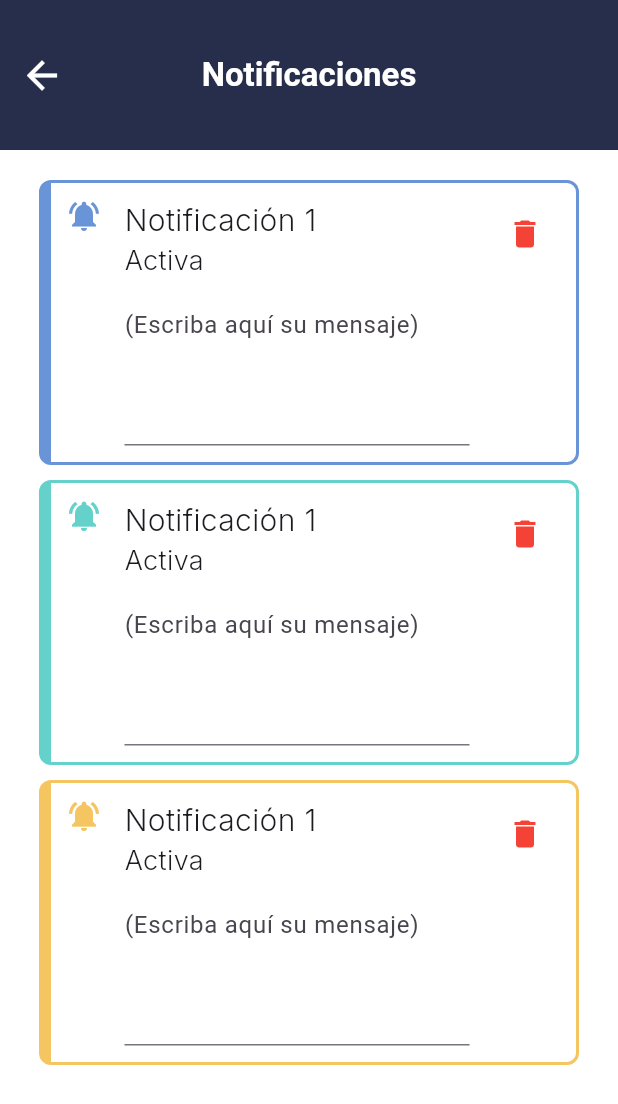
After one commit to jordansebastian23/PRO-FS-AppMovil, a Flutter app: the NotificationView screen opened directly, on a phone screen of 412 x 824 dp. The commit adds this screen. Shown: the top 1104 px of the screen. Run offline on Flutter 3.47's test engine with Material 3 defaults, Android fonts, the phone set to English and light mode, and no system bars; our stand-ins replace firebase_auth, firebase_core, flutter_map, google_fonts, google_sign_in, latlong2; accounts and stored records are empty.

Commit message:
add notification view

```diff
--- a/proyecto_feria/lib/ui/layouts/auth/auth_layout.dart
+++ b/proyecto_feria/lib/ui/layouts/auth/auth_layout.dart
@@ -1,12 +1,12 @@
 import 'package:firebase_auth/firebase_auth.dart';
 import 'package:flutter/material.dart';
-import 'package:proyecto_feria/ui/buttons/custom_outlined_button.dart';
+import 'package:proyecto_feria/ui/shared/buttons/custom_outlined_button.dart';
 import 'package:proyecto_feria/ui/layouts/auth/widgets/custom_divider.dart';
 import 'package:proyecto_feria/ui/layouts/auth/widgets/custom_title.dart';
 import 'package:proyecto_feria/ui/layouts/dashboard/dashboard_layout.dart';
 import 'package:proyecto_feria/ui/layouts/auth/form_create_account_view.dart';
 import 'package:proyecto_feria/ui/layouts/auth/form_login_whit_mail_view.dart';
-import 'package:proyecto_feria/constants/colors.dart';
+import 'package:proyecto_feria/ui/shared/colors.dart';
 import 'package:proyecto_feria/services/google_auth.dart';
 
 class AuthView extends StatelessWidget {
--- a/proyecto_feria/lib/ui/layouts/auth/form_create_account_view.dart
+++ b/proyecto_feria/lib/ui/layouts/auth/form_create_account_view.dart
@@ -1,7 +1,7 @@
 import 'package:flutter/material.dart';
-import 'package:proyecto_feria/ui/buttons/custom_outlined_button.dart';
+import 'package:proyecto_feria/ui/shared/buttons/custom_outlined_button.dart';
 import 'package:proyecto_feria/ui/layouts/auth/form_login_whit_mail_view.dart';
-import 'package:proyecto_feria/ui/inputs/custom_inputs.dart';
+import 'package:proyecto_feria/ui/shared/inputs/custom_inputs.dart';
 import 'package:proyecto_feria/ui/shared/link_text.dart';
 
 class CreateAccountView extends StatelessWidget {
--- a/proyecto_feria/lib/ui/layouts/auth/form_forget_password_view.dart
+++ b/proyecto_feria/lib/ui/layouts/auth/form_forget_password_view.dart
@@ -1,7 +1,7 @@
 import 'package:flutter/material.dart';
-import 'package:proyecto_feria/ui/buttons/custom_outlined_button.dart';
+import 'package:proyecto_feria/ui/shared/buttons/custom_outlined_button.dart';
 import 'package:proyecto_feria/ui/layouts/auth/form_login_whit_mail_view.dart';
-import 'package:proyecto_feria/ui/inputs/custom_inputs.dart';
+import 'package:proyecto_feria/ui/shared/inputs/custom_inputs.dart';
 import 'package:proyecto_feria/ui/layouts/auth/widgets/custom_texform_otp.dart';
 
 class ResetPasswordView extends StatelessWidget {
--- a/proyecto_feria/lib/ui/layouts/auth/form_login_whit_mail_view.dart
+++ b/proyecto_feria/lib/ui/layouts/auth/form_login_whit_mail_view.dart
@@ -1,9 +1,9 @@
 import 'package:flutter/material.dart';
-import 'package:proyecto_feria/ui/buttons/custom_outlined_button.dart';
+import 'package:proyecto_feria/ui/shared/buttons/custom_outlined_button.dart';
 import 'package:proyecto_feria/ui/layouts/dashboard/dashboard_layout.dart';
 import 'package:proyecto_feria/ui/layouts/auth/form_create_account_view.dart';
 import 'package:proyecto_feria/ui/layouts/auth/form_forget_password_view.dart';
-import 'package:proyecto_feria/ui/inputs/custom_inputs.dart';
+import 'package:proyecto_feria/ui/shared/inputs/custom_inputs.dart';
 import 'package:proyecto_feria/ui/shared/link_text.dart';
 
 class EmailLoginView extends StatelessWidget {
--- a/proyecto_feria/lib/ui/layouts/auth/widgets/custom_title.dart
+++ b/proyecto_feria/lib/ui/layouts/auth/widgets/custom_title.dart
@@ -1,6 +1,6 @@
 import 'package:flutter/material.dart';
 import 'package:google_fonts/google_fonts.dart';
-import 'package:proyecto_feria/constants/colors.dart';
+import 'package:proyecto_feria/ui/shared/colors.dart';
 
 class CustomTitle extends StatelessWidget {
   const CustomTitle({super.key});
--- a/proyecto_feria/lib/ui/layouts/dashboard/dashboard_layout.dart
+++ b/proyecto_feria/lib/ui/layouts/dashboard/dashboard_layout.dart
@@ -1,5 +1,6 @@
 import 'package:flutter/material.dart';
 import 'package:google_fonts/google_fonts.dart';
+import 'package:proyecto_feria/ui/layouts/dashboard/notification_view.dart';
 import 'package:proyecto_feria/ui/layouts/dashboard/tramitador/card_archives.dart';
 import 'package:proyecto_feria/ui/layouts/dashboard/widgets/custom_drawer.dart';
 import 'package:proyecto_feria/ui/layouts/dashboard/tramitador/card_payments.dart';
@@ -52,7 +53,9 @@ class _DashboardLayoutState extends State<DashboardLayout> {
           color: Colors.white,
         ),
         toolbarHeight: 120.0,
-        title: Text(
+        title: Row(
+          children: [
+            Text(
               'Bienvenido ${_userName ?? 'Cargando...'}!',
               style: GoogleFonts.libreFranklin(
                 textStyle: TextStyle(
@@ -61,6 +64,19 @@ class _DashboardLayoutState extends State<DashboardLayout> {
                   fontWeight: FontWeight.bold,
                 ),
               ),
+            ),
+            Spacer(),
+            IconButton(
+              icon: Icon(Icons.notifications),
+              onPressed: () {
+                Navigator.push(
+                context,
+                MaterialPageRoute(builder: (context) => NotificationView()),
+
+              );
+              },
+            ),
+          ],
         ),
         backgroundColor: Color.fromARGB(255, 39, 46, 75),
       ),
--- /dev/null
+++ b/proyecto_feria/lib/ui/layouts/dashboard/notification_view.dart
@@ -0,0 +1,60 @@
+import 'package:flutter/material.dart';
+import 'package:proyecto_feria/ui/layouts/dashboard/widgets/custom_card_notify.dart';
+import 'package:proyecto_feria/ui/shared/colors.dart';
+
+class NotificationView extends StatelessWidget {
+  const NotificationView({super.key});
+
+  @override
+  Widget build(BuildContext context) {
+      final TextEditingController _messageController = TextEditingController();
+
+    return Scaffold(
+      appBar: AppBar(
+        iconTheme: IconThemeData(
+          size: 30,
+          color: Colors.white,
+        ),
+        centerTitle: true,
+        toolbarHeight: 100,
+        title: Text('Notificaciones',
+        style: TextStyle(color: Colors.white,
+        fontWeight: FontWeight.bold)),
+        backgroundColor: CustomColor.background,
+      ),
+      body: Container(
+        color: Colors.white,
+        padding: EdgeInsets.all(20),
+        child: Column(
+          mainAxisAlignment: MainAxisAlignment.start,
+          crossAxisAlignment: CrossAxisAlignment.stretch,
+          children: [
+            CustomCardNotify(
+              title: 'Notificación 1',
+              icon: Icons.notifications_active,
+              state: 'Activa',
+              colorBorder: CustomColor.details,
+              colorIcon: CustomColor.details,
+              notificationController: _messageController
+              ),
+              CustomCardNotify(
+              title: 'Notificación 1',
+              icon: Icons.notifications_active,
+              state: 'Activa',
+              colorBorder: CustomColor.buttons,
+              colorIcon: CustomColor.buttons,
+              notificationController: _messageController),
+              CustomCardNotify(
+              title: 'Notificación 1',
+              icon: Icons.notifications_active,
+              state: 'Activa',
+              colorBorder: CustomColor.aditionalImportant,
+              colorIcon: CustomColor.aditionalImportant,
+              notificationController: _messageController)
+
+          ],
+        ),
+      ),
+    );
+  }
+}
--- /dev/null
+++ b/proyecto_feria/lib/ui/layouts/dashboard/widgets/custom_card_notify.dart
@@ -0,0 +1,104 @@
+import 'package:flutter/material.dart';
+import 'package:google_fonts/google_fonts.dart';
+
+class CustomCardNotify extends StatefulWidget {
+  CustomCardNotify(
+      {super.key,
+      required this.title,
+      required this.icon,
+      required this.state,
+      required this.colorBorder,
+      required this.colorIcon,
+      required this.notificationController});
+
+  final String title;
+  final IconData icon;
+  final Color colorIcon;
+  final String state;
+  final Color colorBorder;
+  final TextEditingController notificationController;
+  @override
+  State<CustomCardNotify> createState() => _CustomCardNotifyState();
+}
+
+class _CustomCardNotifyState extends State<CustomCardNotify> {
+  // final TextEditingController _notificationController = TextEditingController();
+
+
+  @override
+  Widget build(BuildContext context) {
+    return Column(
+      children: [
+        Container(
+          padding: EdgeInsets.all(10),
+          width: 360,
+          height: 190,
+          decoration: BoxDecoration(
+          color: Colors.white,
+          borderRadius: BorderRadius.circular(8),
+          border: Border(
+            left: BorderSide(
+            color: widget.colorBorder, width: 8),
+            right: BorderSide(
+            color: widget.colorBorder, width: 2),
+            top: BorderSide(
+            color: widget.colorBorder, width: 2),
+            bottom: BorderSide(
+            color: widget.colorBorder, width: 2),
+          )
+      ),
+          child: Row(
+            mainAxisAlignment: MainAxisAlignment.start,
+            crossAxisAlignment: CrossAxisAlignment.start,
+            children: [
+              Icon(widget.icon, color: widget.colorIcon, size: 24),
+              SizedBox(width: 15),
+              Column(
+                mainAxisAlignment: MainAxisAlignment.start,
+                crossAxisAlignment: CrossAxisAlignment.start,
+                children: [
+                  Text(widget.title,
+                      style: GoogleFonts.inter(
+                        fontSize: 20,
+                        fontWeight: FontWeight.w300,
+                      )),
+                  Text(widget.state,
+                      style: GoogleFonts.inter(
+                        fontSize: 18,
+                        fontWeight: FontWeight.w300,
+                      )),
+                  SizedBox(height: 10),
+                  SizedBox(
+                    height: 100,
+                    width: 230,
+                    child: TextFormField(
+                      controller: widget.notificationController,
+                      maxLines: 5, // Permite múltiples líneas
+                      decoration: InputDecoration(
+                        hintText: '(Escriba aquí su mensaje)',
+                      ),
+                    ),
+                  ),
+                ],
+              ),
+              Spacer(),
+              IconButton(
+                icon: Icon(Icons.delete, color: Colors.red, size: 24),
+                onPressed: () {
+                  setState(() {
+                    widget.notificationController.clear();
+                  });
+                },
+              ),
+            ],
+          ),
+        ),
+
+        //seleccion de notificacion
+        SizedBox(
+          height: 10,
+        ),
+      ],
+    );
+  }
+}
--- a/proyecto_feria/lib/ui/layouts/dashboard/widgets/custom_drawer.dart
+++ b/proyecto_feria/lib/ui/layouts/dashboard/widgets/custom_drawer.dart
@@ -2,6 +2,7 @@ import 'package:flutter/material.dart';
 import 'package:proyecto_feria/ui/layouts/auth/auth_layout.dart';
 import 'package:proyecto_feria/ui/layouts/dashboard/dashboard_layout.dart';
 import 'package:proyecto_feria/services/google_auth.dart';
+import 'package:proyecto_feria/ui/layouts/dashboard/notification_view.dart';
 
 class CustomDrawer extends StatefulWidget {
   const CustomDrawer({Key? key}) : super(key: key);
@@ -48,6 +49,7 @@ class _CustomDrawerState extends State<CustomDrawer> {
                       ? NetworkImage(_userPhotoUrl!)
                       : AssetImage('assets/images/Avatar.jpg') as ImageProvider,
                 ),
+                SizedBox(height: 2),
                 Text(
                   _userName ?? 'Cargando...',
                   style: TextStyle(
@@ -64,6 +66,17 @@ class _CustomDrawerState extends State<CustomDrawer> {
               Navigator.pushAndRemoveUntil(
                 context,
                 MaterialPageRoute(builder: (context) => DashboardLayout()),
+                (Route<dynamic> route) => false,
+              );
+            },
+          ),
+
+          ListTile(
+            title: Text('notificaciones'),
+            onTap: () {
+              Navigator.pushAndRemoveUntil(
+                context,
+                MaterialPageRoute(builder: (context) => NotificationView()),
                 (Route<dynamic> route) => false,
               );
             },
--- a/proyecto_feria/lib/ui/layouts/tabs/tab_archives.dart
+++ b/proyecto_feria/lib/ui/layouts/tabs/tab_archives.dart
@@ -1,5 +1,5 @@
 import 'package:flutter/material.dart';
-import 'package:proyecto_feria/ui/cards/custom_card_tabs.dart';
+import 'package:proyecto_feria/ui/shared/cards/custom_card_tabs.dart';
 import 'package:proyecto_feria/ui/layouts/tabs/views/pending_archives.dart';
 class ArchivesPage extends StatelessWidget {
   const ArchivesPage({Key? key});
--- a/proyecto_feria/lib/ui/layouts/tabs/tab_payments.dart
+++ b/proyecto_feria/lib/ui/layouts/tabs/tab_payments.dart
@@ -1,5 +1,5 @@
 import 'package:flutter/material.dart';
-import 'package:proyecto_feria/ui/cards/custom_card_tabs.dart';
+import 'package:proyecto_feria/ui/shared/cards/custom_card_tabs.dart';
 import 'package:proyecto_feria/ui/layouts/tabs/views/pending_payment.dart';
 
 class PaymentsPageView extends StatelessWidget {
--- a/proyecto_feria/lib/ui/layouts/tabs/tab_procedures.dart
+++ b/proyecto_feria/lib/ui/layouts/tabs/tab_procedures.dart
@@ -1,6 +1,6 @@
 import 'package:flutter/material.dart';
-import 'package:proyecto_feria/ui/inputs/custom_inputs.dart';
-import 'package:proyecto_feria/ui/cards/custom_card_tabs.dart';
+import 'package:proyecto_feria/ui/shared/inputs/custom_inputs.dart';
+import 'package:proyecto_feria/ui/shared/cards/custom_card_tabs.dart';
 import 'package:proyecto_feria/ui/layouts/tabs/views/Init_procedures.dart';
 
 class ProceduresPage extends StatefulWidget {
--- a/proyecto_feria/lib/ui/inputs/custom_inputs.dart
+++ b/proyecto_feria/lib/ui/shared/inputs/custom_inputs.dart
@@ -1,5 +1,5 @@
 import 'package:flutter/material.dart';
-import 'package:proyecto_feria/constants/colors.dart';
+import 'package:proyecto_feria/ui/shared/colors.dart';
 
 class CustomImputs {
   static InputDecoration loginInput(
```
Also changed, not shown: proyecto_feria/lib/ui/shared/buttons/custom_outlined_button.dart (renamed from proyecto_feria/lib/ui/buttons/custom_outlined_button.dart), proyecto_feria/lib/ui/shared/cards/custom_card_tabs.dart (renamed from proyecto_feria/lib/ui/cards/custom_card_tabs.dart), proyecto_feria/lib/ui/shared/colors.dart (renamed from proyecto_feria/lib/constants/colors.dart). Lines whose indentation alone changed are shown as unchanged.
